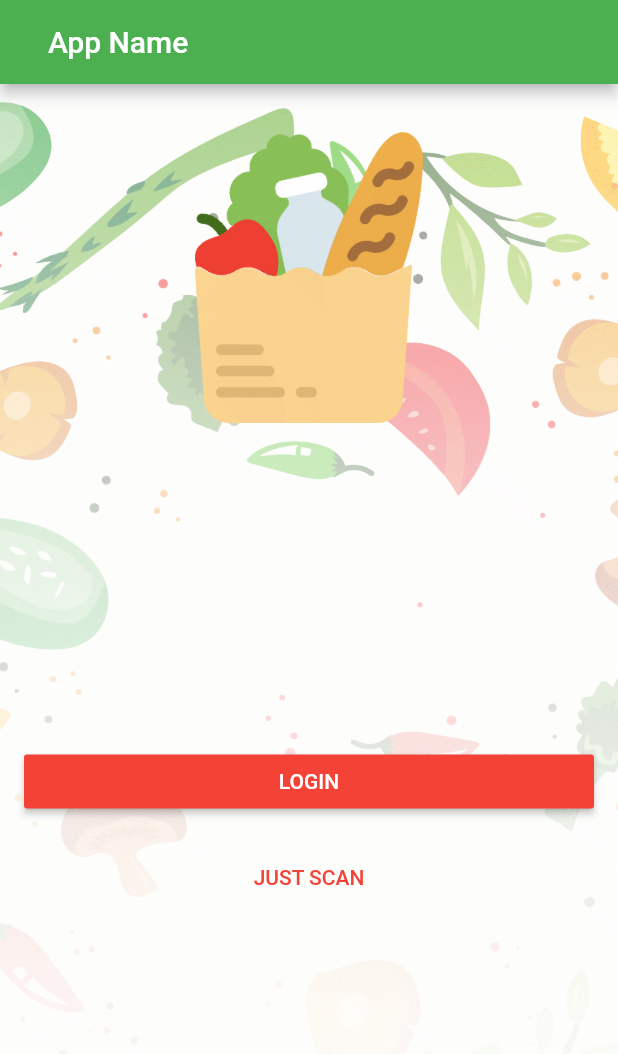
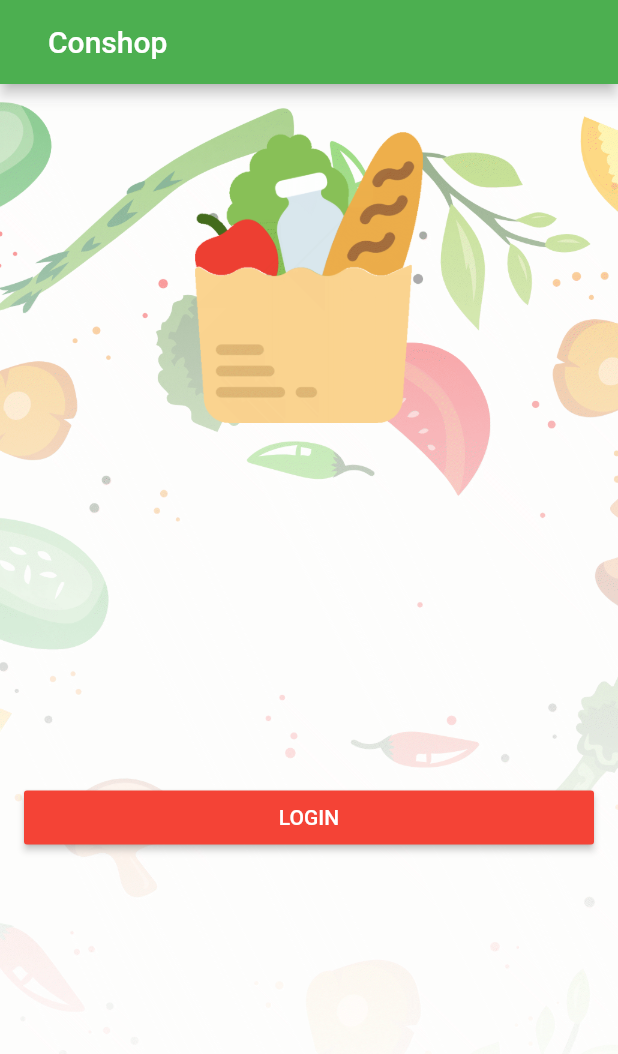
Before and after one commit to lukaselmer/hackzurich2017, a Flutter app: the screen it shows after launch, on a phone screen of 412 x 824 dp. Shown: the top 1054 px of the screen. Run offline on Flutter 3.47's test engine with Material 2 defaults, Android fonts, the phone set to English and light mode, and no system bars; our stand-ins replace firebase_auth, firebase_database, google_sign_in; missing offline and left inert: barcodescanner; accounts and stored records are empty; statements that could not run were skipped.

Commit message:
Just saving

```diff
--- a/lib/home_page.dart
+++ /dev/null
@@ -1,194 +0,0 @@
-import 'dart:async';
-
-import 'package:barcodescanner/barcodescanner.dart';
-import 'package:firebase_auth/firebase_auth.dart';
-import 'package:flutter/material.dart';
-import 'package:google_sign_in/google_sign_in.dart';
-import 'package:hackzurich2017/firebase_helper.dart';
-import 'package:hackzurich2017/groups.dart';
-import 'package:hackzurich2017/info_page/info_page.dart';
-
-class MyHomePage extends StatefulWidget {
-  MyHomePage({Key key, this.title}) : super(key: key);
-
-  final String title;
-
-  @override
-  _MyHomePageState createState() => new _MyHomePageState();
-}
-
-class _MyHomePageState extends State<MyHomePage> {
-  FirebaseUser _currentUser;
-  var _barcode = 'Not scanned yet';
-
-  _scanBarcode() async {
-    Map<String, dynamic> barcodeData;
-    //barcodeData is a JSON (Map<String,dynamic>) like this:
-    //{barcode: '12345', barcodeFormat: 'ean-13'}
-    barcodeData = await Barcodescanner.scanBarcode;
-    String itemId = barcodeData['barcode'];
-    await items().child(itemId).set(itemId);
-    var itemSnapshot = await getInfoFor(itemId);
-    Navigator.push(context, InfoPage.createRoute(context, itemSnapshot));
-  }
-
-
-
-  @override
-  Widget build(BuildContext context) {
-    return new Scaffold(
-      appBar: new AppBar(
-        title: new Padding(
-          padding: const EdgeInsets.only(left: 16.0),
-          child: new Text("App Name")),
-      ),
-      drawer: createDrawer,
-      body: _createBody(),
-      floatingActionButton: createfloatingActionButton,
-    );
-  }
-
-  Widget _createBody() {
-    return new Container(
-      decoration: new BoxDecoration(
-        image: new DecorationImage(
-            image: new AssetImage("images/bg_login.png"),
-            fit: BoxFit.cover,
-        )
-      ),
-      child: new Center(
-        child: new Column(
-          children: [
-            new Padding(padding: const EdgeInsets.only(top: 32.0)
-              ,child: new Image.asset("images/app_icon.png", scale: 3.5,)
-            ),
-            new Expanded(
-                child: new Column(
-                  mainAxisAlignment: MainAxisAlignment.center,
-                  children: [
-                    new Row(
-                      children:[
-                        new Expanded(
-                            child:new Padding(
-                              padding: const EdgeInsets.only(bottom: 16.0, left: 16.0, right: 16.0),
-                              child: new RaisedButton(
-                                  color: Colors.red,
-                                  onPressed: _ensureLoggedIn
-                                  , child: new Text("LOGIN", style: new TextStyle(color: Colors.white),)),
-                            )
-                          )
-                      ]
-                    ),
-                    new Row(
-                      children: [
-                        new Expanded(
-                            child: new FlatButton(
-                                onPressed: _scanBarcode
-                                , child: new Text("JUST SCAN"
-                                          , style: new TextStyle(color: Colors.red),)),
-                        )
-                      ],
-                    )
-
-                  ],
-                )
-            ),
-          ],
-        ),
-      )
-    );
-  }
-
-  Widget get loginBody {
-    return new Center(
-      child: new Column(
-        mainAxisAlignment: MainAxisAlignment.center,
-        children: [
-          new RaisedButton(
-            onPressed: _ensureLoggedIn
-            , child: new Text("Login"),),
-          new RaisedButton(onPressed: _scanBarcode
-              , child: new Text("Just Scann"))
-        ],
-      ),
-    );
-  }
-
-  FloatingActionButton get createfloatingActionButton {
-    if (!signedIn()) {
-      return null;
-    }
-    return new FloatingActionButton(
-      onPressed: _createGroupDialog,
-      tooltip: 'Create Group',
-      child: new Icon(Icons.add),
-    );
-  }
-
-  Drawer get createDrawer {
-    if (!signedIn()) {
-      return null;
-    }
-    return new Drawer(
-        child: new ListView(
-          children: [
-            new UserAccountsDrawerHeader(
-              currentAccountPicture: new CircleAvatar(
-                backgroundImage: new NetworkImage(_currentUser.photoUrl),
-              ),
-              accountName: new Text(_currentUser.displayName),
-              accountEmail: new Text(_currentUser.email),
-            )
-          ],
-        ));
-  }
-
-  bool signedIn() {
-    return _currentUser != null;
-  }
-
-  Widget _signInBar() {
-    return new Row(
-      mainAxisAlignment: MainAxisAlignment.end,
-      children: <Widget>[
-        new FlatButton(onPressed: _scanBarcode, child: new Icon(Icons.scanner)),
-        new FlatButton(onPressed: _signOut, child: new Icon(Icons.exit_to_app)),
-      ],
-    );
-  }
-
-  Future<Null> _createGroupDialog() async {
-    await _ensureLoggedIn();
-    createGroup('Hello World, $_barcode!', _currentUser);
-  }
-
-  _signOut() async {
-    // TODO: signIn does not work after sign out...???
-    // to be more exact: googleSignIn.signIn() never finishes...
-    // or do we need to call: await googleSignIn.signOut(); ?
-    await FirebaseAuth.instance.signOut();
-    setState(() {
-      _currentUser = null;
-    });
-    await googleSignIn.disconnect();
-  }
-
-  Future<Null> _ensureLoggedIn() async {
-    GoogleSignInAccount user = googleSignIn.currentUser;
-    if (user == null) user = await googleSignIn.signInSilently();
-    if (user == null) user = await googleSignIn.signIn();
-
-    FirebaseUser firebaseUser = await auth.currentUser();
-    if (await auth.currentUser() == null) {
-      GoogleSignInAuthentication credentials =
-      await googleSignIn.currentUser.authentication;
-      firebaseUser = await auth.signInWithGoogle(
-        idToken: credentials.idToken,
-        accessToken: credentials.accessToken,
-      );
-    }
-    setState(() {
-      _currentUser = firebaseUser;
-    });
-  }
-}
--- /dev/null
+++ b/lib/login_page.dart
@@ -0,0 +1,115 @@
+import 'dart:async';
+
+import 'package:barcodescanner/barcodescanner.dart';
+import 'package:firebase_auth/firebase_auth.dart';
+import 'package:flutter/material.dart';
+import 'package:google_sign_in/google_sign_in.dart';
+import 'package:hackzurich2017/firebase_helper.dart';
+import 'package:hackzurich2017/info_page.dart';
+import 'package:hackzurich2017/start_screen.dart';
+
+class MyHomePage extends StatefulWidget {
+  MyHomePage({Key key, this.title}) : super(key: key);
+
+  final String title;
+
+  @override
+  _MyHomePageState createState() => new _MyHomePageState(title: title);
+}
+
+class _MyHomePageState extends State<MyHomePage> {
+  FirebaseUser _currentUser;
+
+  final String title;
+  _MyHomePageState({this.title});
+
+
+  @override
+  Widget build(BuildContext context) {
+    return new Scaffold(
+      appBar: new AppBar(
+        title: new Padding(
+          padding: const EdgeInsets.only(left: 16.0),
+          child: new Text(title)),
+      ),
+      body: _createLogin(),
+    );
+  }
+
+
+  Widget _createLogin() {
+    return new Container(
+        decoration: new BoxDecoration(
+            image: new DecorationImage(
+              image: new AssetImage("images/bg_login.png"),
+              fit: BoxFit.cover,
+            )
+        ),
+        child: new Center(
+          child: new Column(
+            children: [
+              new Padding(padding: const EdgeInsets.only(top: 32.0)
+                  ,child: new Image.asset("images/app_icon.png", scale: 3.5,)
+              ),
+              new Expanded(
+                  child: new Column(
+                    mainAxisAlignment: MainAxisAlignment.center,
+                    children: [
+                      new Row(
+                          children:[
+                            new Expanded(
+                                child:new Padding(
+                                  padding: const EdgeInsets.only(bottom: 16.0, left: 16.0, right: 16.0),
+                                  child: new RaisedButton(
+                                      color: Colors.red,
+                                      onPressed: _ensureLoggedIn
+                                      , child: new Text("LOGIN", style: new TextStyle(color: Colors.white),)),
+                                )
+                            )
+                          ]
+                      ),
+
+                    ],
+                  )
+              ),
+            ],
+          ),
+        )
+    );
+  }
+
+  bool signedIn() {
+    return _currentUser != null;
+  }
+
+  _signOut() async {
+    // TODO: signIn does not work after sign out...???
+    // to be more exact: googleSignIn.signIn() never finishes...
+    // or do we need to call: await googleSignIn.signOut(); ?
+    await FirebaseAuth.instance.signOut();
+    setState(() {
+      _currentUser = null;
+    });
+    await googleSignIn.disconnect();
+  }
+
+  Future<Null> _ensureLoggedIn() async {
+    GoogleSignInAccount user = googleSignIn.currentUser;
+    if (user == null) user = await googleSignIn.signInSilently();
+    if (user == null) user = await googleSignIn.signIn();
+
+    FirebaseUser firebaseUser = await auth.currentUser();
+    if (await auth.currentUser() == null) {
+      GoogleSignInAuthentication credentials =
+      await googleSignIn.currentUser.authentication;
+      firebaseUser = await auth.signInWithGoogle(
+        idToken: credentials.idToken,
+        accessToken: credentials.accessToken,
+      );
+    }
+
+    await Navigator.push(context, StartPage.createRoute(context
+        , "Start Page"
+        , firebaseUser));
+  }
+}
--- a/lib/main.dart
+++ b/lib/main.dart
@@ -1,7 +1,6 @@
 import 'package:firebase_database/firebase_database.dart';
 import 'package:flutter/material.dart';
-import 'package:hackzurich2017/home_page.dart';
-import 'package:hackzurich2017/info_page/info_page.dart';
+import 'package:hackzurich2017/login_page.dart';
 
 main() async {
   await FirebaseDatabase.instance.setPersistenceEnabled(true);
@@ -13,7 +12,6 @@ class MyApp extends StatefulWidget {
   @override
   State<StatefulWidget> createState() => new MyAppState();
 }
-
 
 class MyAppState extends State<MyApp> {
 
```
Also changed, not shown: lib/info_page.dart (renamed from lib/info_page/info_page.dart, +28 -2 lines), lib/shoping_page/food_item_list.dart (deleted, +0 -79 lines), lib/shoping_page/food_tile.dart (deleted, +0 -70 lines), lib/shoping_page/shoping_list.dart (deleted, +0 -13 lines), lib/start_screen.dart (added, +111 -0 lines), lib/widget_helper.dart (added, +10 -0 lines).
